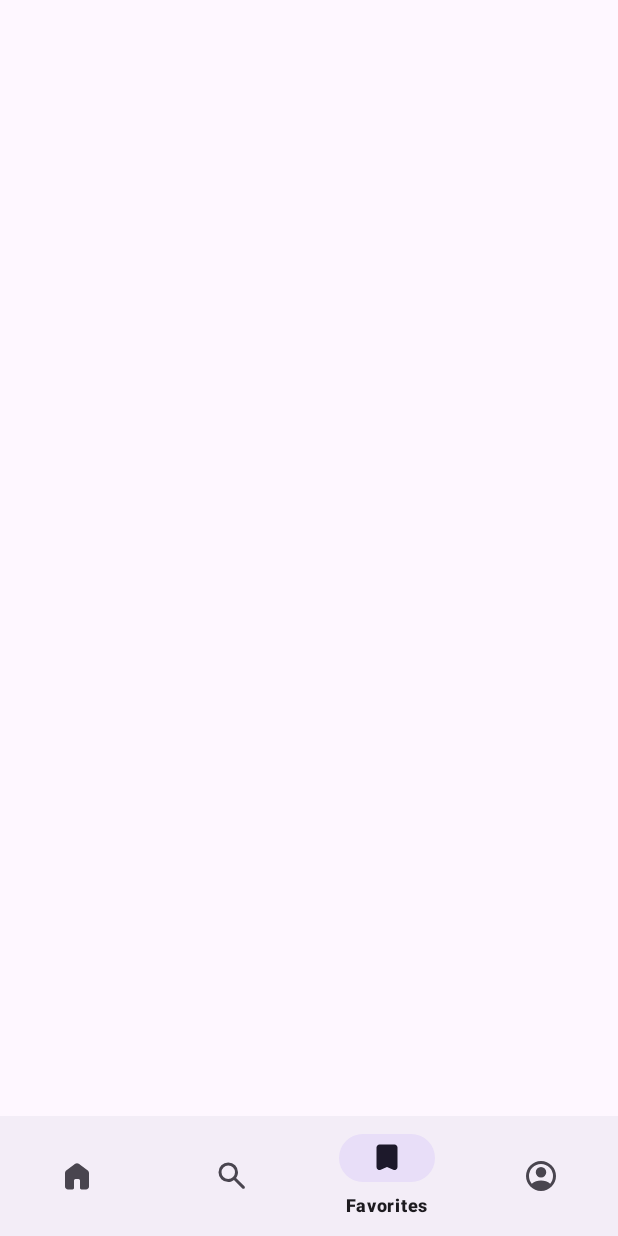
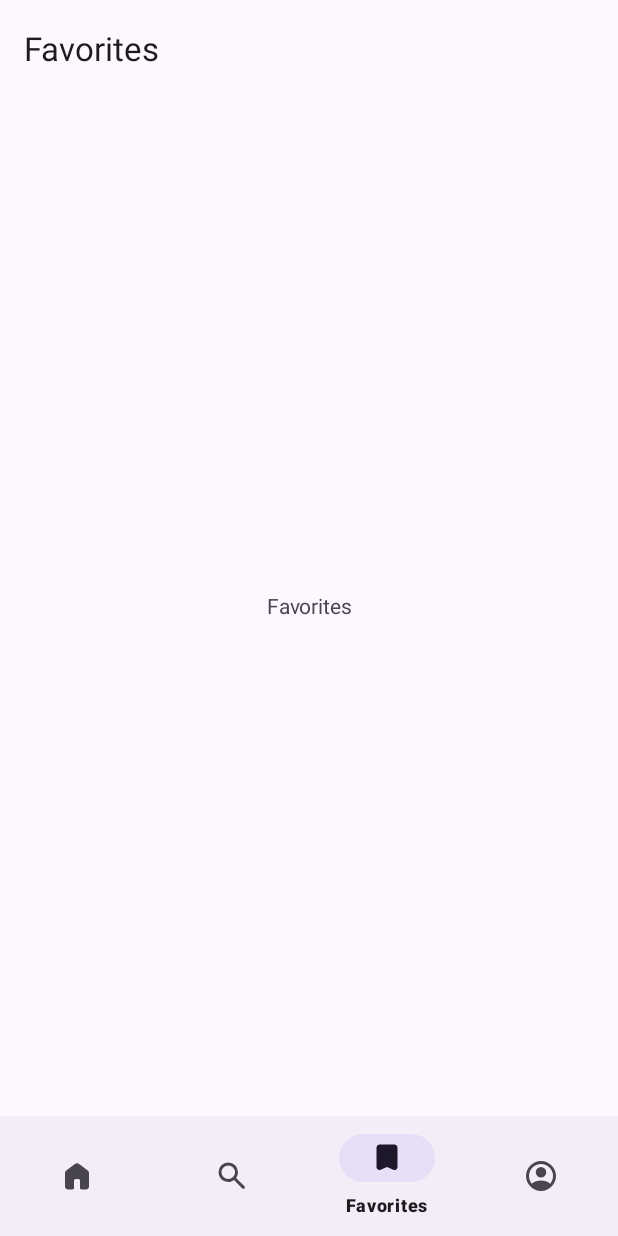
Before and after one commit to andrericardodev/movie-series-base-android, an Android app: the screen it shows after launch (MainActivity), item 3 of the bottom bar chosen, on a phone screen of 412 x 824 dp. Run offline under Robolectric (Android 15) with nearby library versions, the phone set to English and light mode, and no system bars; our stand-ins replace navigation-ui.

Commit message:
Configure base navigation

```diff
--- a/app/src/main/java/dev/andrericardo/movieseriesbase/presentation/MainActivity.kt
+++ b/app/src/main/java/dev/andrericardo/movieseriesbase/presentation/MainActivity.kt
@@ -3,25 +3,54 @@ package dev.andrericardo.movieseriesbase.presentation
 import android.os.Bundle
 import androidx.activity.enableEdgeToEdge
 import androidx.appcompat.app.AppCompatActivity
+import androidx.core.view.ViewCompat
+import androidx.core.view.WindowInsetsCompat
 import androidx.navigation.NavController
 import androidx.navigation.fragment.NavHostFragment
 import androidx.navigation.ui.AppBarConfiguration
+import androidx.navigation.ui.setupWithNavController
 import dev.andrericardo.movieseriesbase.R
 import dev.andrericardo.movieseriesbase.databinding.ActivityMainBinding
 
 class MainActivity : AppCompatActivity() {
     private lateinit var navController: NavController
-    private lateinit var appBarController: AppBarConfiguration
+    private lateinit var appBarConfiguration: AppBarConfiguration
 
     override fun onCreate(savedInstanceState: Bundle?) {
         super.onCreate(savedInstanceState)
         val binding = ActivityMainBinding.inflate(layoutInflater)
-        enableEdgeToEdge()
         setContentView(binding.root)
 
-        val navHostFragment = supportFragmentManager.findFragmentById(R.id.nav_host_container) as NavHostFragment
+        enableEdgeToEdge()
+        ViewCompat.setOnApplyWindowInsetsListener(findViewById(R.id.main)) { v, insets ->
+            val systemBars = insets.getInsets(WindowInsetsCompat.Type.systemBars())
+            v.setPadding(systemBars.left, systemBars.top, systemBars.right, 0)
+            insets
+        }
+
+        val navHostFragment =
+            supportFragmentManager.findFragmentById(R.id.nav_host_container) as NavHostFragment
 
         navController = navHostFragment.navController
-        appBarController = AppBarConfiguration(setOf())
+        binding.bottomNavMain.setupWithNavController(navController)
+        appBarConfiguration =
+            AppBarConfiguration(
+                setOf(
+                    R.id.homeFragment,
+                    R.id.searchFragment,
+                    R.id.favoritesFragment,
+                    R.id.profileFragment,
+                ),
+            )
+
+        binding.topAppbarMain.setupWithNavController(navController, appBarConfiguration)
+
+        navController.addOnDestinationChangedListener { _, destination, _ ->
+            val isTopLevelDestination =
+                appBarConfiguration.topLevelDestinations.contains(destination.id)
+            if (!isTopLevelDestination) {
+                binding.topAppbarMain.setNavigationIcon(R.drawable.ic_arrow_back_ios_new)
+            }
+        }
     }
 }
--- /dev/null
+++ b/app/src/main/java/dev/andrericardo/movieseriesbase/presentation/favorites/FavoritesFragment.kt
@@ -0,0 +1,19 @@
+package dev.andrericardo.movieseriesbase.presentation.favorites
+
+import android.os.Bundle
+import android.view.LayoutInflater
+import android.view.View
+import android.view.ViewGroup
+import androidx.fragment.app.Fragment
+import dev.andrericardo.movieseriesbase.R
+
+class FavoritesFragment : Fragment() {
+    override fun onCreateView(
+        inflater: LayoutInflater,
+        container: ViewGroup?,
+        savedInstanceState: Bundle?,
+    ): View? {
+        // Inflate the layout for this fragment
+        return inflater.inflate(R.layout.fragment_favorites, container, false)
+    }
+}
--- /dev/null
+++ b/app/src/main/java/dev/andrericardo/movieseriesbase/presentation/home/HomeFragment.kt
@@ -0,0 +1,19 @@
+package dev.andrericardo.movieseriesbase.presentation.home
+
+import android.os.Bundle
+import android.view.LayoutInflater
+import android.view.View
+import android.view.ViewGroup
+import androidx.fragment.app.Fragment
+import dev.andrericardo.movieseriesbase.R
+
+class HomeFragment : Fragment() {
+    override fun onCreateView(
+        inflater: LayoutInflater,
+        container: ViewGroup?,
+        savedInstanceState: Bundle?,
+    ): View? {
+        // Inflate the layout for this fragment
+        return inflater.inflate(R.layout.fragment_home, container, false)
+    }
+}
--- /dev/null
+++ b/app/src/main/java/dev/andrericardo/movieseriesbase/presentation/profile/ProfileFragment.kt
@@ -0,0 +1,19 @@
+package dev.andrericardo.movieseriesbase.presentation.profile
+
+import android.os.Bundle
+import android.view.LayoutInflater
+import android.view.View
+import android.view.ViewGroup
+import androidx.fragment.app.Fragment
+import dev.andrericardo.movieseriesbase.R
+
+class ProfileFragment : Fragment() {
+    override fun onCreateView(
+        inflater: LayoutInflater,
+        container: ViewGroup?,
+        savedInstanceState: Bundle?,
+    ): View? {
+        // Inflate the layout for this fragment
+        return inflater.inflate(R.layout.fragment_profile, container, false)
+    }
+}
--- /dev/null
+++ b/app/src/main/java/dev/andrericardo/movieseriesbase/presentation/search/SearchFragment.kt
@@ -0,0 +1,19 @@
+package dev.andrericardo.movieseriesbase.presentation.search
+
+import android.os.Bundle
+import android.view.LayoutInflater
+import android.view.View
+import android.view.ViewGroup
+import androidx.fragment.app.Fragment
+import dev.andrericardo.movieseriesbase.R
+
+class SearchFragment : Fragment() {
+    override fun onCreateView(
+        inflater: LayoutInflater,
+        container: ViewGroup?,
+        savedInstanceState: Bundle?,
+    ): View? {
+        // Inflate the layout for this fragment
+        return inflater.inflate(R.layout.fragment_search, container, false)
+    }
+}
--- /dev/null
+++ b/app/src/main/res/drawable/ic_arrow_back_ios_new.xml
@@ -0,0 +1,9 @@
+<vector xmlns:android="http://schemas.android.com/apk/res/android"
+    android:width="24dp"
+    android:height="24dp"
+    android:viewportWidth="960"
+    android:viewportHeight="960">
+  <path
+      android:pathData="m382,480 l294,294q15,15 14.5,35T675,844q-15,15 -35,15t-35,-15L297,537q-12,-12 -18,-27t-6,-30q0,-15 6,-30t18,-27l308,-308q15,-15 35.5,-14.5T676,116q15,15 15,35t-15,35L382,480Z"
+      android:fillColor="#5f6368"/>
+</vector>
--- a/app/src/main/res/layout/activity_main.xml
+++ b/app/src/main/res/layout/activity_main.xml
@@ -7,24 +7,41 @@
     android:layout_height="match_parent"
     tools:context=".presentation.MainActivity">
 
+    <com.google.android.material.appbar.AppBarLayout
+        android:id="@+id/top_appbar_layout_main"
+        android:layout_width="match_parent"
+        android:layout_height="wrap_content"
+        app:layout_constraintEnd_toEndOf="parent"
+        app:layout_constraintStart_toStartOf="parent"
+        app:layout_constraintTop_toTopOf="parent">
+
+        <com.google.android.material.appbar.MaterialToolbar
+            android:id="@+id/top_appbar_main"
+            android:layout_width="match_parent"
+            android:layout_height="wrap_content"
+            android:minHeight="?attr/actionBarSize" />
+
+    </com.google.android.material.appbar.AppBarLayout>
+
     <androidx.fragment.app.FragmentContainerView
         android:id="@+id/nav_host_container"
+        android:name="androidx.navigation.fragment.NavHostFragment"
         android:layout_width="0dp"
         android:layout_height="0dp"
-        android:name="androidx.navigation.fragment.NavHostFragment"
         app:defaultNavHost="true"
-        app:layout_constraintTop_toTopOf="parent"
         app:layout_constraintBottom_toTopOf="@id/bottom_nav_main"
+        app:layout_constraintEnd_toEndOf="parent"
         app:layout_constraintStart_toStartOf="parent"
-        app:layout_constraintEnd_toEndOf="parent"/>
+        app:layout_constraintTop_toBottomOf="@id/top_appbar_layout_main"
+        app:navGraph="@navigation/main_nav" />
 
     <com.google.android.material.bottomnavigation.BottomNavigationView
         android:id="@+id/bottom_nav_main"
         android:layout_width="match_parent"
         android:layout_height="wrap_content"
+        app:layout_constraintBottom_toBottomOf="parent"
+        app:layout_constraintEnd_toEndOf="parent"
         app:layout_constraintStart_toStartOf="parent"
-        app:layout_constraintEnd_toEndOf="parent"
-        app:layout_constraintBottom_toBottomOf="parent"
         app:menu="@menu/app_menu_items" />
 
 </androidx.constraintlayout.widget.ConstraintLayout>
--- /dev/null
+++ b/app/src/main/res/layout/fragment_favorites.xml
@@ -0,0 +1,14 @@
+<?xml version="1.0" encoding="utf-8"?>
+<FrameLayout xmlns:android="http://schemas.android.com/apk/res/android"
+    xmlns:tools="http://schemas.android.com/tools"
+    android:layout_width="match_parent"
+    android:layout_height="match_parent"
+    tools:context=".presentation.favorites.FavoritesFragment">
+
+    <TextView
+        android:layout_width="match_parent"
+        android:layout_height="match_parent"
+        android:text="@string/title_screen_favorites"
+        android:gravity="center" />
+
+</FrameLayout>
--- /dev/null
+++ b/app/src/main/res/layout/fragment_home.xml
@@ -0,0 +1,14 @@
+<?xml version="1.0" encoding="utf-8"?>
+<FrameLayout xmlns:android="http://schemas.android.com/apk/res/android"
+    xmlns:tools="http://schemas.android.com/tools"
+    android:layout_width="match_parent"
+    android:layout_height="match_parent"
+    tools:context=".presentation.home.HomeFragment">
+
+    <TextView
+        android:layout_width="match_parent"
+        android:layout_height="match_parent"
+        android:text="@string/title_screen_home"
+        android:gravity="center"/>
+
+</FrameLayout>
--- /dev/null
+++ b/app/src/main/res/layout/fragment_profile.xml
@@ -0,0 +1,14 @@
+<?xml version="1.0" encoding="utf-8"?>
+<FrameLayout xmlns:android="http://schemas.android.com/apk/res/android"
+    xmlns:tools="http://schemas.android.com/tools"
+    android:layout_width="match_parent"
+    android:layout_height="match_parent"
+    tools:context=".presentation.profile.ProfileFragment">
+
+    <TextView
+        android:layout_width="match_parent"
+        android:layout_height="match_parent"
+        android:text="@string/title_screen_profile"
+        android:gravity="center" />
+
+</FrameLayout>
--- /dev/null
+++ b/app/src/main/res/layout/fragment_search.xml
@@ -0,0 +1,14 @@
+<?xml version="1.0" encoding="utf-8"?>
+<FrameLayout xmlns:android="http://schemas.android.com/apk/res/android"
+    xmlns:tools="http://schemas.android.com/tools"
+    android:layout_width="match_parent"
+    android:layout_height="match_parent"
+    tools:context=".presentation.search.SearchFragment">
+
+    <TextView
+        android:layout_width="match_parent"
+        android:layout_height="match_parent"
+        android:text="@string/title_screen_search"
+        android:gravity="center"/>
+
+</FrameLayout>
--- /dev/null
+++ b/app/src/main/res/navigation/favorites.xml
@@ -0,0 +1,13 @@
+<?xml version="1.0" encoding="utf-8"?>
+<navigation xmlns:android="http://schemas.android.com/apk/res/android"
+    xmlns:app="http://schemas.android.com/apk/res-auto"
+    xmlns:tools="http://schemas.android.com/tools"
+    android:id="@+id/favorites"
+    app:startDestination="@id/favoritesFragment">
+
+    <fragment
+        android:id="@+id/favoritesFragment"
+        android:name="dev.andrericardo.movieseriesbase.presentation.favorites.FavoritesFragment"
+        android:label="@string/title_screen_favorites"
+        tools:layout="@layout/fragment_favorites" />
+</navigation>
--- /dev/null
+++ b/app/src/main/res/navigation/home.xml
@@ -0,0 +1,13 @@
+<?xml version="1.0" encoding="utf-8"?>
+<navigation xmlns:android="http://schemas.android.com/apk/res/android"
+    xmlns:app="http://schemas.android.com/apk/res-auto"
+    xmlns:tools="http://schemas.android.com/tools"
+    android:id="@+id/home"
+    app:startDestination="@id/homeFragment">
+
+    <fragment
+        android:id="@+id/homeFragment"
+        android:name="dev.andrericardo.movieseriesbase.presentation.home.HomeFragment"
+        android:label="@string/title_screen_home"
+        tools:layout="@layout/fragment_home" />
+</navigation>
--- /dev/null
+++ b/app/src/main/res/navigation/main_nav.xml
@@ -0,0 +1,11 @@
+<?xml version="1.0" encoding="utf-8"?>
+<navigation xmlns:android="http://schemas.android.com/apk/res/android"
+    xmlns:app="http://schemas.android.com/apk/res-auto"
+    android:id="@+id/main_nav"
+    app:startDestination="@id/home">
+
+    <include app:graph="@navigation/home" />
+    <include app:graph="@navigation/search" />
+    <include app:graph="@navigation/favorites" />
+    <include app:graph="@navigation/profile" />
+</navigation>
--- /dev/null
+++ b/app/src/main/res/navigation/profile.xml
@@ -0,0 +1,13 @@
+<?xml version="1.0" encoding="utf-8"?>
+<navigation xmlns:android="http://schemas.android.com/apk/res/android"
+    xmlns:app="http://schemas.android.com/apk/res-auto"
+    xmlns:tools="http://schemas.android.com/tools"
+    android:id="@+id/profile"
+    app:startDestination="@id/profileFragment">
+
+    <fragment
+        android:id="@+id/profileFragment"
+        android:name="dev.andrericardo.movieseriesbase.presentation.profile.ProfileFragment"
+        android:label="@string/title_screen_profile"
+        tools:layout="@layout/fragment_profile" />
+</navigation>
--- /dev/null
+++ b/app/src/main/res/navigation/search.xml
@@ -0,0 +1,13 @@
+<?xml version="1.0" encoding="utf-8"?>
+<navigation xmlns:android="http://schemas.android.com/apk/res/android"
+    xmlns:app="http://schemas.android.com/apk/res-auto"
+    xmlns:tools="http://schemas.android.com/tools"
+    android:id="@+id/search"
+    app:startDestination="@id/searchFragment">
+
+    <fragment
+        android:id="@+id/searchFragment"
+        android:name="dev.andrericardo.movieseriesbase.presentation.search.SearchFragment"
+        android:label="@string/app_menu_search"
+        tools:layout="@layout/fragment_search" />
+</navigation>
--- a/app/src/main/res/values/strings.xml
+++ b/app/src/main/res/values/strings.xml
@@ -7,4 +7,10 @@
     <string name="app_menu_favorites">Favorites</string>
     <string name="app_menu_profile">Profile</string>
 
+    <!-- Title screens -->
+    <string name="title_screen_home">Movie &amp; Series Base</string>
+    <string name="title_screen_search">Search</string>
+    <string name="title_screen_favorites">Favorites</string>
+    <string name="title_screen_profile">Profile</string>
+
 </resources>
```
Also changed, not shown: 1 other file.
